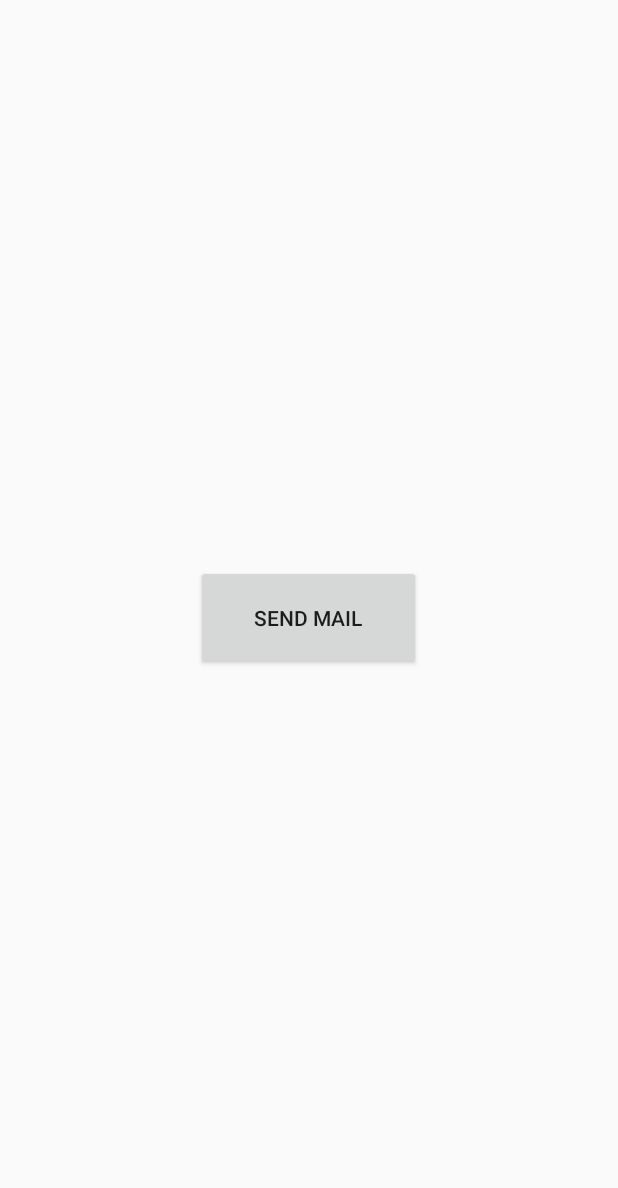
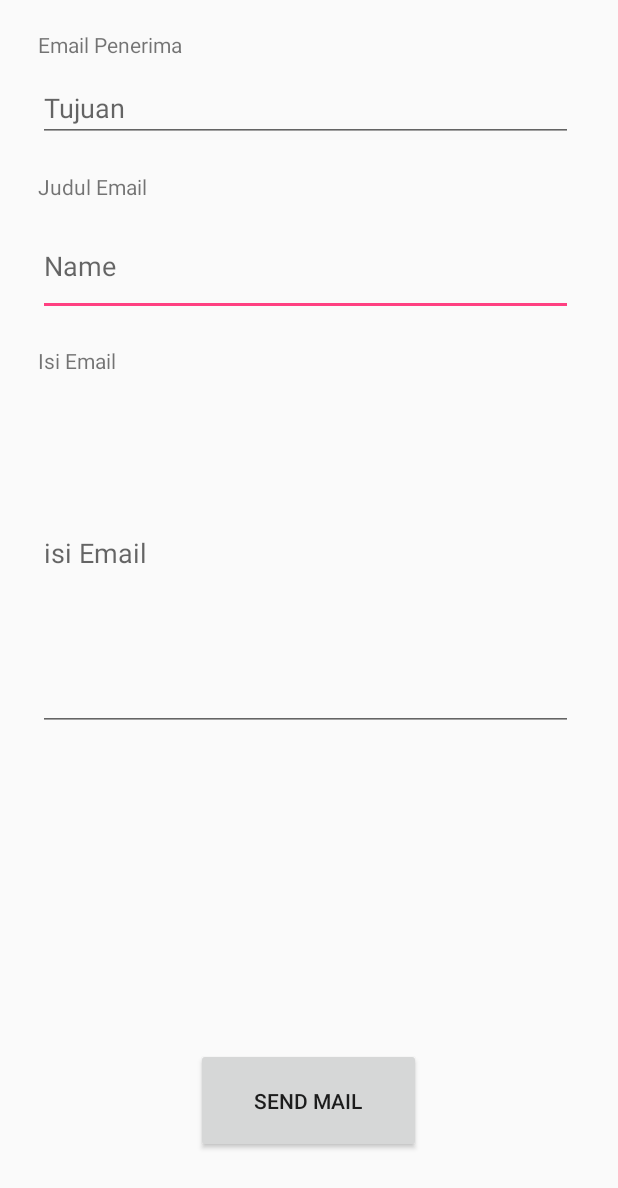
Before and after one commit to vinalvin19/android-apps, an Android app: the layout activity_main.xml on its own in the app's theme, with its tools: preview values and no code run, on a phone screen of 412 x 824 dp. Shown: the top 1188 px of the screen. Run offline under Robolectric (Android 15) with nearby library versions, the phone set to English and light mode, and no system bars.

Commit message:
update in sending email method

```diff
--- a/EmailBuilder/app/build.gradle
+++ b/EmailBuilder/app/build.gradle
@@ -26,7 +26,12 @@ dependencies {
     })
     compile 'com.android.support:appcompat-v7:24.2.1'
     testCompile 'junit:junit:4.12'
+    compile 'com.google.firebase:firebase-auth:10.2.0'
+    compile 'com.google.firebase:firebase-database:10.2.0'
+    compile 'com.firebaseui:firebase-ui-database:0.4.1'
     compile files('libs/mail.jar')
     compile files('libs/activation.jar')
     compile files('libs/additionnal.jar')
 }
+
+apply plugin: 'com.google.gms.google-services'
--- a/EmailBuilder/app/src/main/AndroidManifest.xml
+++ b/EmailBuilder/app/src/main/AndroidManifest.xml
@@ -13,13 +13,14 @@
         android:label="@string/app_name"
         android:supportsRtl="true"
         android:theme="@style/AppTheme">
-        <activity android:name=".MainActivity">
+        <activity android:name=".ListActivity">
             <intent-filter>
                 <action android:name="android.intent.action.MAIN" />
 
                 <category android:name="android.intent.category.LAUNCHER" />
             </intent-filter>
         </activity>
+        <activity android:name=".MainActivity"></activity>
     </application>
 
 </manifest>
--- a/EmailBuilder/app/src/main/res/layout/activity_main.xml
+++ b/EmailBuilder/app/src/main/res/layout/activity_main.xml
@@ -9,7 +9,75 @@
         android:id="@+id/send"
         android:layout_width="150dp"
         android:layout_height="70dp"
-        android:layout_centerInParent="true"
-        android:text="Send Mail" />
+        android:text="Send Mail"
+        android:layout_alignParentBottom="true"
+        android:layout_centerHorizontal="true"
+        android:layout_marginBottom="55dp" />
+
+    <TextView
+        android:text="Isi Email"
+        android:layout_width="wrap_content"
+        android:layout_height="wrap_content"
+        android:layout_marginTop="20dp"
+        android:id="@+id/isiEmail"
+        android:layout_below="@+id/editTextJudul"
+        android:layout_alignStart="@+id/editTextJudul" />
+
+    <EditText
+        android:layout_width="wrap_content"
+        android:layout_height="wrap_content"
+        android:inputType="textMultiLine"
+        android:hint="Name"
+        android:lines="2"
+        android:ems="10"
+        android:layout_marginTop="10dp"
+        android:id="@+id/editTextJudul"
+        android:layout_below="@+id/judulEmail"
+        android:layout_alignStart="@+id/judulEmail"
+        android:layout_alignEnd="@+id/editTextTujuan" />
+
+    <TextView
+        android:text="Judul Email"
+        android:layout_width="wrap_content"
+        android:layout_height="wrap_content"
+        android:layout_marginStart="25dp"
+        android:layout_marginTop="20dp"
+        android:id="@+id/judulEmail"
+        android:layout_below="@+id/editTextTujuan"
+        android:layout_alignParentStart="true" />
+
+    <TextView
+        android:text="Email Penerima"
+        android:layout_width="wrap_content"
+        android:layout_height="wrap_content"
+        android:layout_alignParentTop="true"
+        android:layout_alignStart="@+id/judulEmail"
+        android:layout_marginTop="20dp"
+        android:id="@+id/tujuanEmail" />
+
+    <EditText
+        android:layout_width="wrap_content"
+        android:layout_height="wrap_content"
+        android:inputType="textPersonName"
+        android:hint="Tujuan"
+        android:ems="10"
+        android:layout_marginTop="10dp"
+        android:layout_below="@+id/tujuanEmail"
+        android:layout_marginRight="30dp"
+        android:layout_alignStart="@+id/tujuanEmail"
+        android:id="@+id/editTextTujuan"
+        android:layout_alignParentEnd="true" />
+
+    <EditText
+        android:layout_width="wrap_content"
+        android:layout_height="wrap_content"
+        android:inputType="textMultiLine"
+        android:lines="10"
+        android:hint="isi Email"
+        android:ems="10"
+        android:id="@+id/editTextIsiEmail"
+        android:layout_below="@+id/isiEmail"
+        android:layout_alignStart="@+id/isiEmail"
+        android:layout_alignEnd="@+id/editTextJudul" />
 
 </RelativeLayout>
--- a/EmailBuilder/build.gradle
+++ b/EmailBuilder/build.gradle
@@ -6,6 +6,7 @@ buildscript {
     }
     dependencies {
         classpath 'com.android.tools.build:gradle:2.2.3'
+        classpath 'com.google.gms:google-services:3.0.0'
 
         // NOTE: Do not place your application dependencies here; they belong
         // in the individual module build.gradle files
```
Also changed, not shown: EmailBuilder/app/src/main/java/com/example/lotus/emailbuilder/CustomListAdapter.java (added, +49 -0 lines), EmailBuilder/app/src/main/java/com/example/lotus/emailbuilder/ListActivity.java (added, +105 -0 lines), EmailBuilder/app/src/main/java/com/example/lotus/emailbuilder/MainActivity.java (+75 -8 lines), EmailBuilder/app/src/main/java/com/example/lotus/emailbuilder/Site.java (added, +31 -0 lines), EmailBuilder/app/src/main/java/com/example/lotus/emailbuilder/Template.java (added, +14 -0 lines), EmailBuilder/app/src/main/res/layout/activity_list.xml (added, +13 -0 lines), EmailBuilder/app/src/main/res/layout/activity_listview.xml (added, +34 -0 lines), 2 other files.
